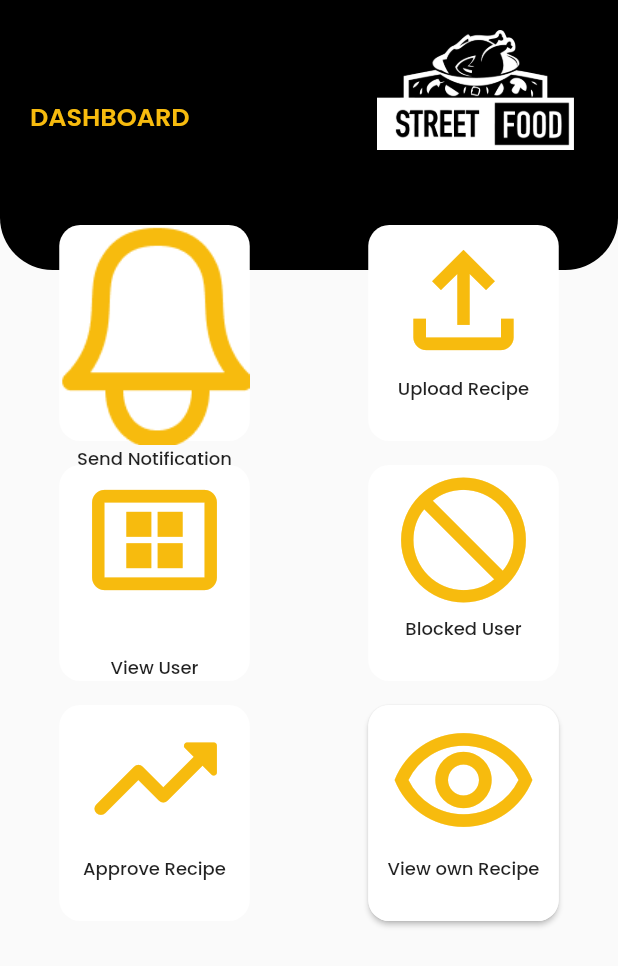
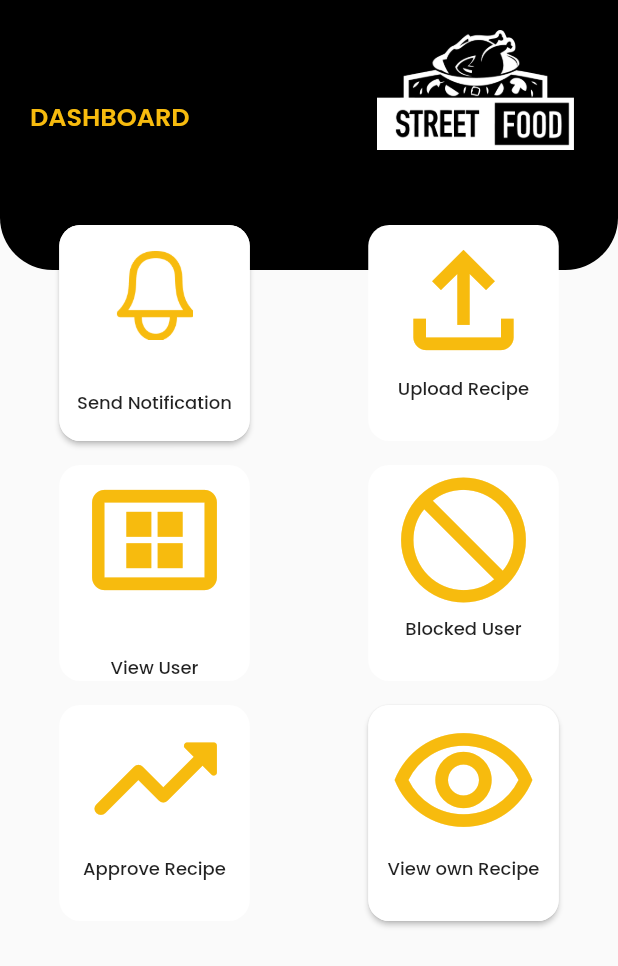
Before and after one commit to MuaazShafi/streetfood, a Flutter app: the AdminHomeScreen screen opened directly, on a phone screen of 412 x 824 dp. Shown: the top 966 px of the screen. Run offline on Flutter 3.47's test engine with Material 2 defaults, Android fonts, the phone set to English and light mode, and no system bars; our stand-ins replace flutter_rating_bar, salomon_bottom_bar.

Commit message:
muaaz third commit

```diff
--- a/lib/screen_admin_home.dart
+++ b/lib/screen_admin_home.dart
@@ -50,7 +50,10 @@ class AdminHomeScreen extends StatelessWidget {
                   child: Row(
                     mainAxisAlignment: MainAxisAlignment.spaceAround,
                     children: [
-                      Container(
+                      Material(
+                        elevation: 1.5,
+                        borderRadius: BorderRadius.circular(14),
+                        child: Container(
                           height: 144,
                           width: 127,
                           decoration: BoxDecoration(
@@ -58,10 +61,12 @@ class AdminHomeScreen extends StatelessWidget {
                             borderRadius: BorderRadius.circular(14),
                           ),
                           child: Column(
+                            mainAxisAlignment: MainAxisAlignment.spaceAround,
                             children: [
-                            Image(
-                              image: AssetImage('images/notification.icon.png'),
-                              fit: BoxFit.cover,
+                              ImageIcon(
+                                AssetImage('images/notification.icon.png'),
+                                color: Color(0xffF7BB0E),
+                                size: 60,
                               ),
                               Text(
                                 'Send Notification',
@@ -71,6 +76,7 @@ class AdminHomeScreen extends StatelessWidget {
                                 ),
                               ),
                             ],
+                          ),
                         ),
                       ),
                       Container(
```
Lines whose indentation alone changed are shown as unchanged.
